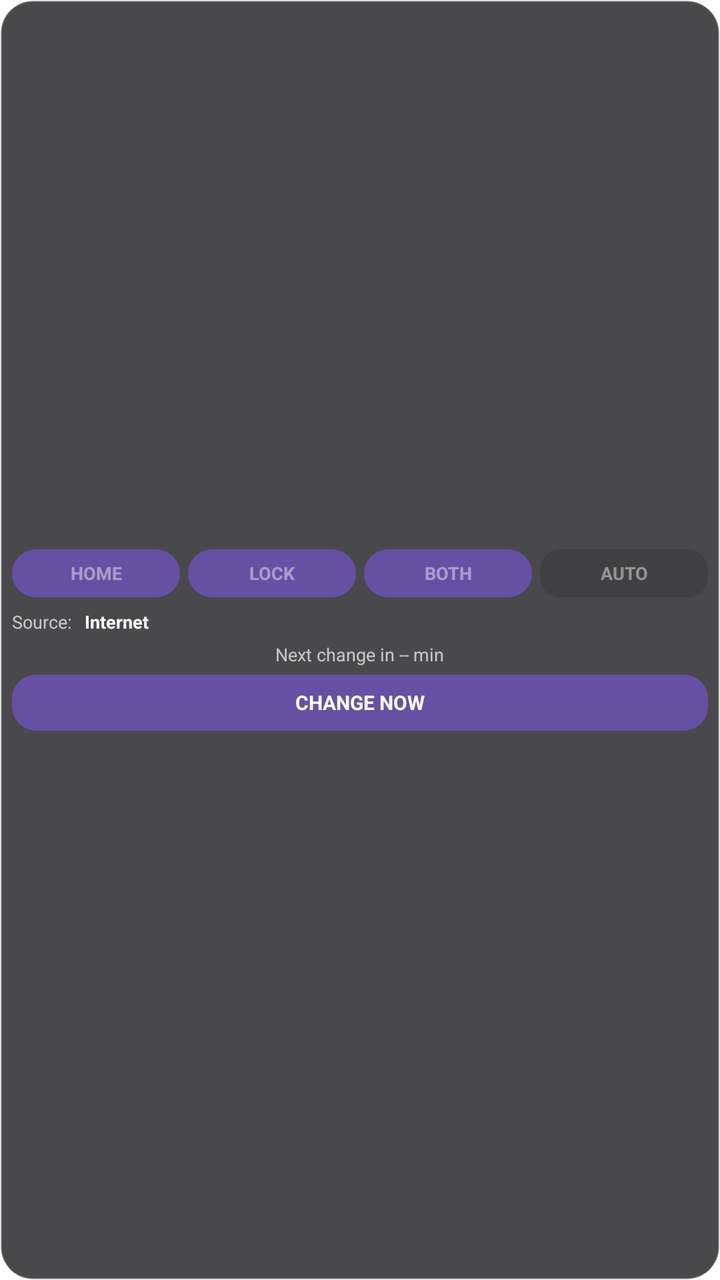
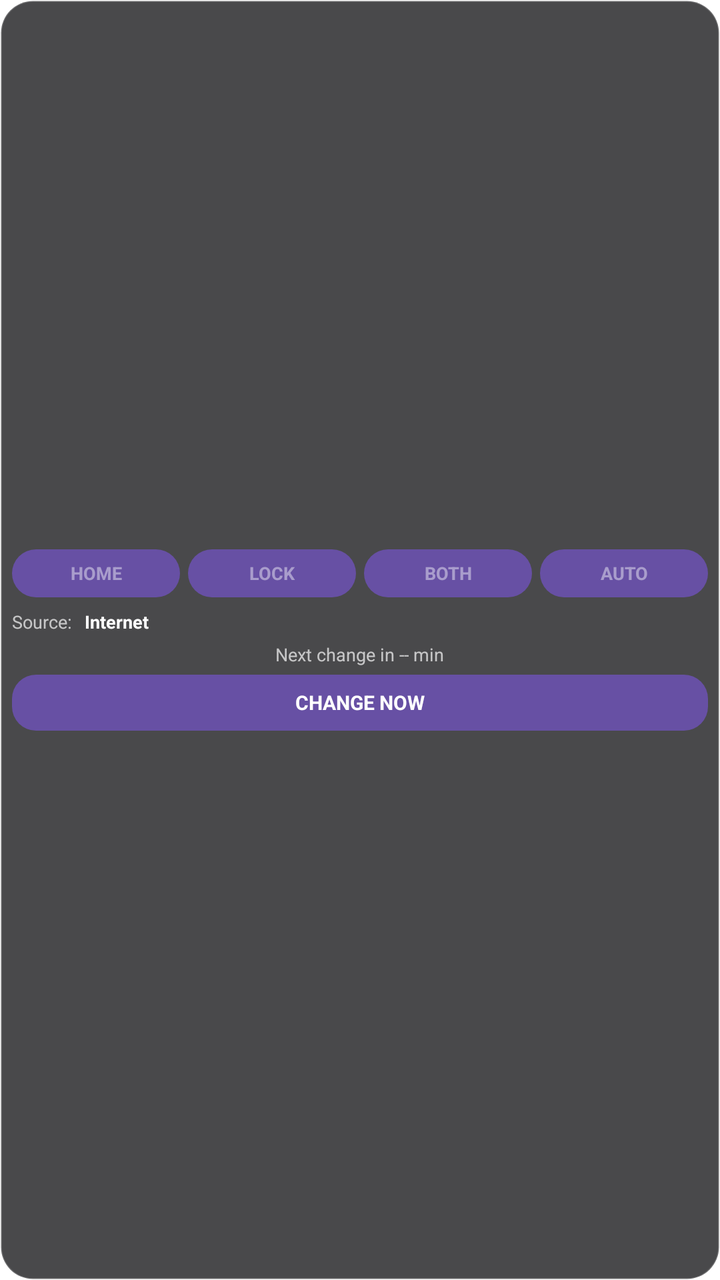

The first picture is an Android layout as it rendered before a commit; the second is the same layout after the commit. The layout source and the unified diff follow.
<!-- AndroidManifest.xml: application theme LaunchTheme -->
<!-- res/layout/widget_quick_toggle.xml -->
<?xml version="1.0" encoding="utf-8"?>
<LinearLayout xmlns:android="http://schemas.android.com/apk/res/android"
    android:id="@+id/widget_root"
    android:layout_width="match_parent"
    android:layout_height="match_parent"
    android:gravity="center"
    android:orientation="vertical"
    android:padding="6dp"
    android:background="@drawable/widget_bg">

    <LinearLayout
        android:layout_width="match_parent"
        android:layout_height="wrap_content"
        android:orientation="horizontal"
        android:weightSum="4"
        android:layout_marginBottom="6dp">

        <TextView
            android:id="@+id/option_home"
            android:layout_width="0dp"
            android:layout_height="24dp"
            android:layout_weight="1"
            android:text="HOME"
            android:textColor="#70FFFFFF"
            android:textSize="9sp"
            android:textStyle="bold"
            android:gravity="center"
            android:background="@drawable/change_now_bg"
            android:layout_marginEnd="4dp" />

        <TextView
            android:id="@+id/option_lock"
            android:layout_width="0dp"
            android:layout_height="24dp"
            android:layout_weight="1"
            android:text="LOCK"
            android:textColor="#70FFFFFF"
            android:textSize="9sp"
            android:textStyle="bold"
            android:gravity="center"
            android:background="@drawable/change_now_bg"
            android:layout_marginEnd="4dp" />

        <TextView
            android:id="@+id/option_both"
            android:layout_width="0dp"
            android:layout_height="24dp"
            android:layout_weight="1"
            android:text="BOTH"
            android:textColor="#70FFFFFF"
            android:textSize="9sp"
            android:textStyle="bold"
            android:gravity="center"
            android:background="@drawable/change_now_bg"
            android:layout_marginEnd="4dp" />

        <TextView
            android:id="@+id/btn_auto_toggle"
            android:layout_width="0dp"
            android:layout_height="24dp"
            android:layout_weight="1"
            android:text="AUTO"
            android:textColor="#70FFFFFF"
            android:textSize="9sp"
            android:textStyle="bold"
            android:gravity="center"
            android:background="@drawable/widget_card_bg" />
    </LinearLayout>

    <LinearLayout
        android:layout_width="match_parent"
        android:layout_height="wrap_content"
        android:layout_marginBottom="4dp"
        android:gravity="center"
        android:orientation="horizontal">

        <TextView
            android:id="@+id/tv_source_label"
            android:layout_width="wrap_content"
            android:layout_height="wrap_content"
            android:textColor="#B0FFFFFF"
            android:textSize="9sp"
            android:text="Source: " />

        <TextView
            android:id="@+id/tv_source_value"
            android:layout_width="0dp"
            android:layout_height="wrap_content"
            android:layout_weight="1"
            android:textColor="#FFFFFF"
            android:textSize="9sp"
            android:textStyle="bold"
            android:layout_marginStart="4dp"
            android:text="Internet" />
    </LinearLayout>

    <TextView
        android:id="@+id/tv_countdown"
        android:layout_width="wrap_content"
        android:layout_height="wrap_content"
        android:layout_marginBottom="4dp"
        android:textColor="#B0FFFFFF"
        android:textSize="9sp"
        android:text="Next change in -- min" />

    <TextView
        android:id="@+id/btn_change_now"
        android:layout_width="match_parent"
        android:layout_height="28dp"
        android:text="CHANGE NOW"
        android:textColor="#FFFFFF"
        android:textSize="10sp"
        android:textStyle="bold"
        android:gravity="center"
        android:background="@drawable/change_now_bg" />

</LinearLayout>
<!-- resources referenced by this layout -->
<resources>
  <!-- drawable change_now_bg (drawable) -->
  <?xml version="1.0" encoding="utf-8"?>
  <shape xmlns:android="http://schemas.android.com/apk/res/android"
      android:shape="rectangle">
      <solid android:color="#FF6750A4" />
      <corners android:radius="12dp" />
  </shape>
  <!-- drawable widget_bg (drawable) -->
  <?xml version="1.0" encoding="utf-8"?>
  <shape xmlns:android="http://schemas.android.com/apk/res/android"
      android:shape="rectangle">
      <solid android:color="#CC1C1C1E" />
      <corners android:radius="16dp" />
      <stroke
          android:width="1dp"
          android:color="#33FFFFFF" />
  </shape>
  <!-- drawable widget_card_bg (drawable) -->
  <?xml version="1.0" encoding="utf-8"?>
  <shape xmlns:android="http://schemas.android.com/apk/res/android"
      android:shape="rectangle">
      <solid android:color="#33222222" />
      <corners android:radius="10dp" />
  </shape>
  <style name="LaunchTheme" parent="@android:style/Theme.Light.NoTitleBar">
          
          <item name="android:windowIsTranslucent">true</item>
          <item name="android:windowBackground">@drawable/launch_background</item>
          <item name="android:windowDisablePreview">true</item>
      </style>
  <!-- drawable launch_background (drawable) -->
  <?xml version="1.0" encoding="utf-8"?>
  <layer-list xmlns:android="http://schemas.android.com/apk/res/android">
      <item android:drawable="@android:color/white" />
  
      
      
  </layer-list>
</resources>

<!-- the commit's change to res/layout/widget_quick_toggle.xml (unified diff, before → after) -->
@@ -64,7 +64,7 @@
             android:textSize="9sp"
             android:textStyle="bold"
             android:gravity="center"
-            android:background="@drawable/widget_card_bg" />
+            android:background="@drawable/change_now_bg" />
     </LinearLayout>
 
     <LinearLayout
<!-- resource entries referenced after the edit -->
@@ -17,13 +17,6 @@
           android:width="1dp"
           android:color="#33FFFFFF" />
   </shape>
-  <!-- drawable widget_card_bg (drawable) -->
-  <?xml version="1.0" encoding="utf-8"?>
-  <shape xmlns:android="http://schemas.android.com/apk/res/android"
-      android:shape="rectangle">
-      <solid android:color="#33222222" />
-      <corners android:radius="10dp" />
-  </shape>
   <style name="LaunchTheme" parent="@android:style/Theme.Light.NoTitleBar">
           
           <item name="android:windowIsTranslucent">true</item>
